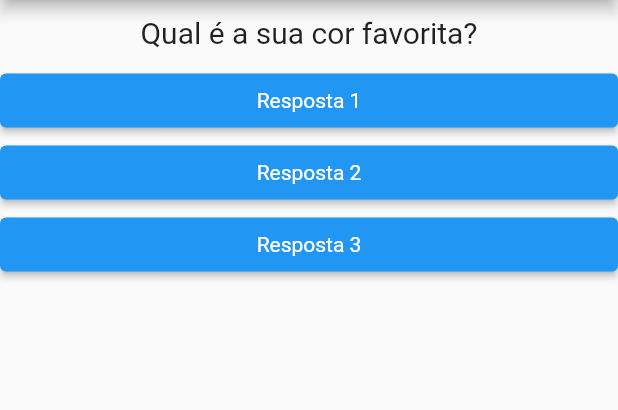
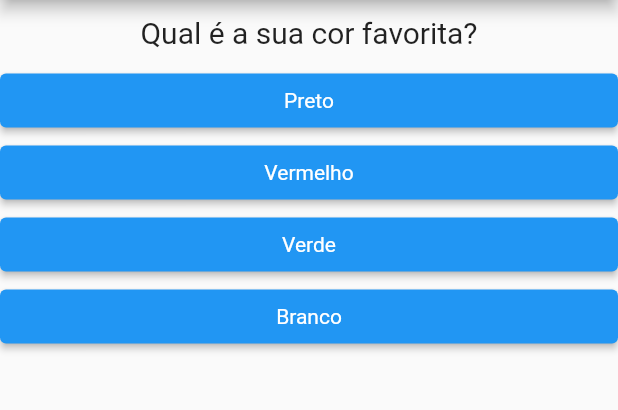
Before and after one commit to caique-dourado/projeto_perguntas, a Flutter app: the screen it shows after launch, on a phone screen of 412 x 824 dp, the part 84-494 px from its top. Run offline on Flutter 3.47's test engine with Material 2 defaults, Android fonts, the phone set to English and light mode, and no system bars.

Commit message:
feat: construindo um map de perguntas e respostas e passando para os buttons :constructor:

```diff
--- a/lib/main.dart
+++ b/lib/main.dart
@@ -10,29 +10,35 @@ class _PerguntaAppState extends State<PerguntaApp> {
     setState(() {
       _perguntaSelecionada++;
     });
-
-    print('Pergunta respondida!');
   }
 
   @override
   Widget build(BuildContext context) {
-    final List<String> perguntas = [
-      'Qual é a sua cor favorita?',
-      'Qual é o seu animal favorito?'
+    final List<Map<String, Object>> perguntas = [
+      {
+        'texto': 'Qual é a sua cor favorita?',
+        'respostas': ['Preto', 'Vermelho', 'Verde', 'Branco']
+      },
+      {
+        'texto': 'Qual é o seu animal favorito?',
+        'respostas': ['Coelho', 'Cobra', 'Elefante', 'Leao']
+      },
+      {
+        'texto': 'Qual é o seu instrutor favorito?',
+        'respostas': ['Maria', 'João', 'Leo', 'Pedro']
+      },
     ];
+
+    List<String> resposta = perguntas[_perguntaSelecionada].cast()['respostas'];
     return MaterialApp(
         home: Scaffold(
       appBar: AppBar(
         title: const Text('Perguntas'),
       ),
-      body: Column(
-        children: <Widget>[
-          Questao(perguntas[_perguntaSelecionada]),
-          Resposta('Resposta 1', _responder),
-          Resposta('Resposta 2', _responder),
-          Resposta('Resposta 3', _responder),
-        ],
-      ),
+      body: Column(children: <Widget>[
+        Questao(perguntas[_perguntaSelecionada]['texto'].toString()),
+        ...resposta.map((t) => Resposta(t, _responder)).toList()
+      ]),
     ));
   }
 }
```
